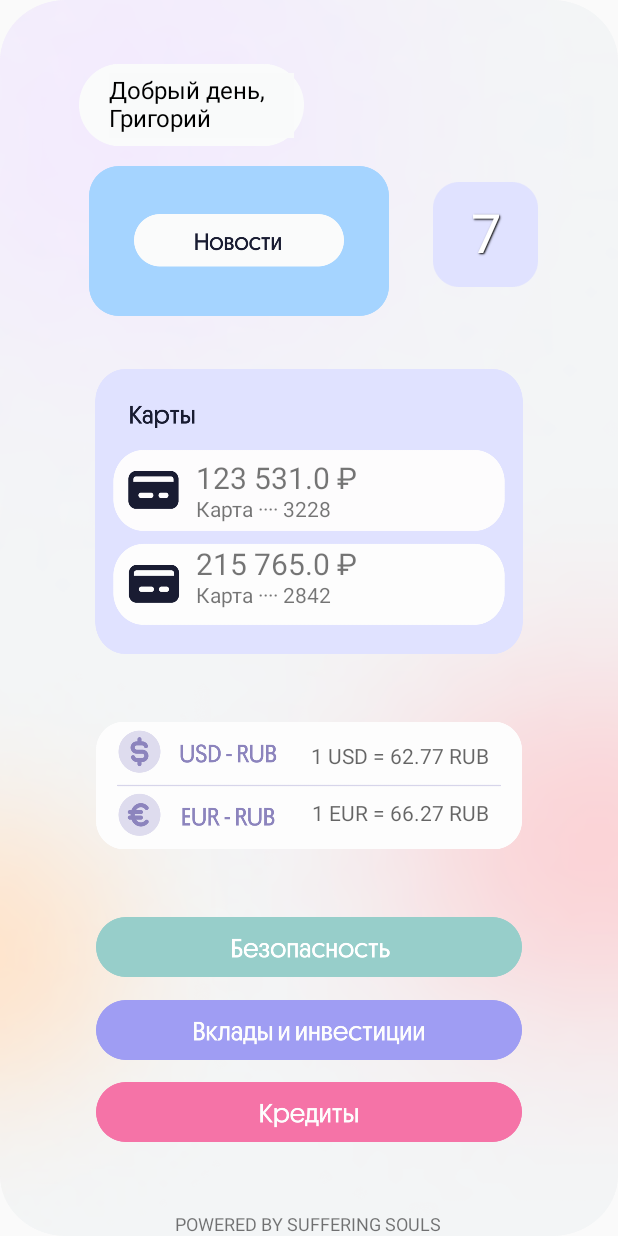
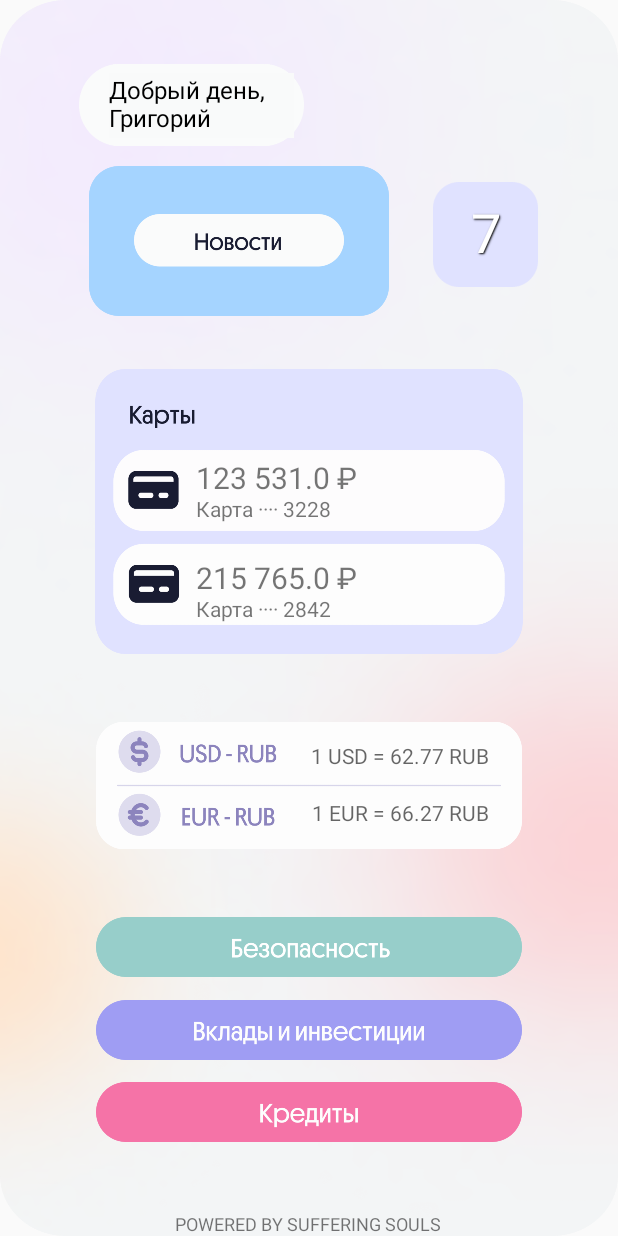
Before and after one commit to dorallodee/Finale, an Android app: the MainScreen screen opened directly, with no data from a screen before it, on a phone screen of 412 x 824 dp. Run offline under Robolectric (Android 15) with nearby library versions, the phone set to English and light mode, and no system bars; Roboto replaces fonts that are not available here.

Commit message:
Немного подредачила дизайн

```diff
--- a/app/src/main/res/layout/activity_main_sreen.xml
+++ b/app/src/main/res/layout/activity_main_sreen.xml
@@ -147,7 +147,7 @@
         android:id="@+id/card2"
         android:layout_width="150dp"
         android:layout_height="wrap_content"
-        android:layout_marginTop="1dp"
+        android:layout_marginTop="9dp"
         android:backgroundTint="#FFFFFF"
         android:hint="@string/card2"
         android:textSize="14sp"
@@ -157,7 +157,7 @@
         app:layout_constraintHorizontal_bias="0.498"
         app:layout_constraintStart_toStartOf="parent"
         app:layout_constraintTop_toTopOf="parent"
-        app:layout_constraintVertical_bias="0.48" />
+        app:layout_constraintVertical_bias="0.486" />
 
     <TextView
         android:id="@+id/card1"
@@ -204,7 +204,7 @@
         app:layout_constraintHorizontal_bias="0.498"
         app:layout_constraintStart_toStartOf="parent"
         app:layout_constraintTop_toTopOf="parent"
-        app:layout_constraintVertical_bias="0.45" />
+        app:layout_constraintVertical_bias="0.462" />
 
     <androidx.constraintlayout.widget.Guideline
         android:id="@+id/guideline4"
--- a/app/src/main/res/layout/activity_mini_histories.xml
+++ b/app/src/main/res/layout/activity_mini_histories.xml
@@ -33,7 +33,7 @@
         android:layout_marginTop="680dp"
         android:background="@drawable/read"
         android:scaleX="1.5"
-        android:scaleY="0.45"
+        android:scaleY="1.8"
         android:textAlignment="center"
         android:textAllCaps="false"
         android:textSize="30sp" />
--- a/app/src/main/res/layout/activity_weather.xml
+++ b/app/src/main/res/layout/activity_weather.xml
@@ -725,7 +725,7 @@
 
     <TextView
         android:id="@+id/tvInfo"
-        android:layout_width="228dp"
+        android:layout_width="200dp"
         android:layout_height="123dp"
         android:layout_marginHorizontal="50sp"
         android:layout_marginEnd="13dp"
@@ -741,7 +741,7 @@
         app:layout_constraintHorizontal_bias="1.0"
         app:layout_constraintStart_toStartOf="parent"
         app:layout_constraintTop_toTopOf="parent"
-        app:layout_constraintVertical_bias="0.184" />
+        app:layout_constraintVertical_bias="0.167" />
 
     <TextView
         android:id="@+id/tvTemp"
```
